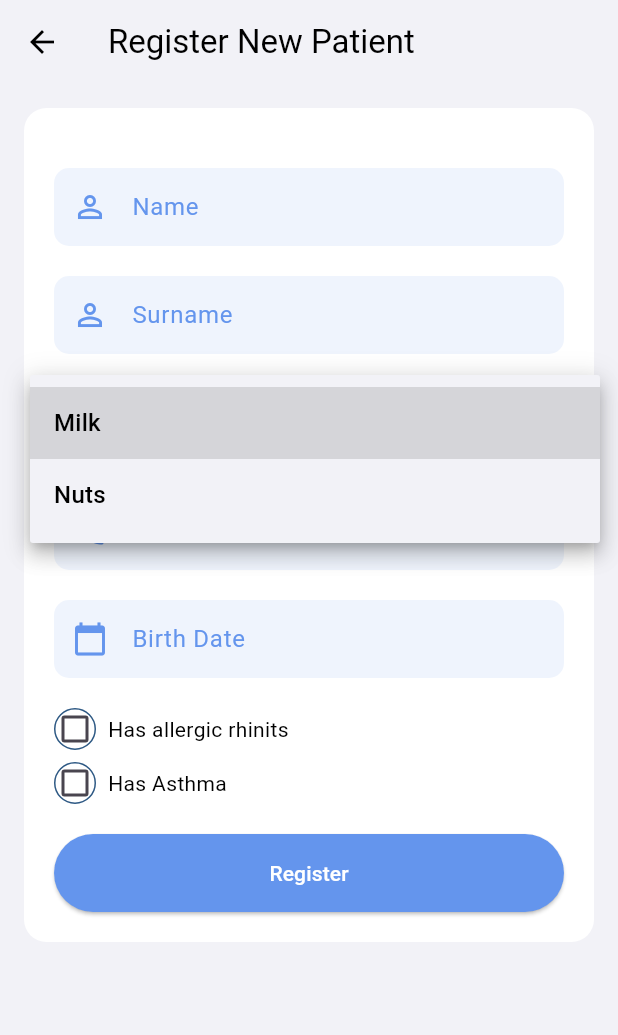
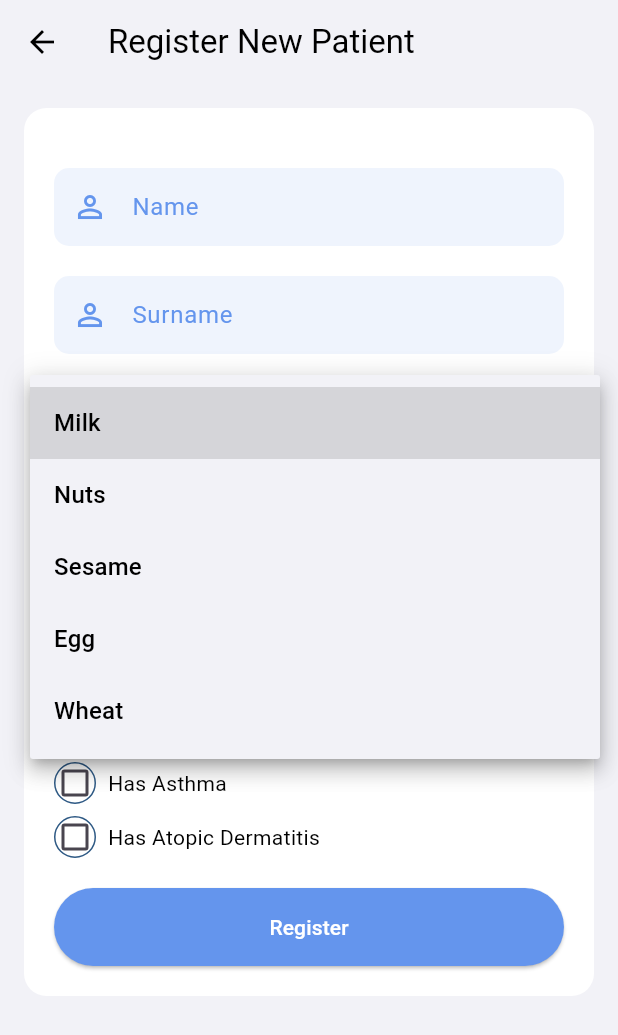
Before and after one commit to KeremTamirci/ImmunotherapyApp, a Flutter app: the NewPatientPage screen opened directly, after a tap on "Allergy Type", on a phone screen of 412 x 824 dp. Shown: the top 1035 px of the screen. Run offline on Flutter 3.47's test engine with Material 3 defaults, Android fonts, the phone set to English and light mode, and no system bars; our stand-ins replace accordion, cloud_firestore, firebase_auth, firebase_core, firebase_messaging, fl_chart and 6 more; missing offline and left inert: dart:ffi, flutter_material_pickers; accounts and stored records are empty; generated files the repository leaves out were written again; network calls fail.

Commit message:
allergy types added

```diff
--- a/immunotheraphy_app/lib/doctor/screens/new_patient_page.dart
+++ b/immunotheraphy_app/lib/doctor/screens/new_patient_page.dart
@@ -20,15 +20,15 @@ class NewPatientPage extends StatefulWidget {
 class _NewPatientPageState extends State<NewPatientPage> {
   TextEditingController _nameTextController = TextEditingController();
   TextEditingController _surnameTextController = TextEditingController();
-  TextEditingController _allergyTextController = TextEditingController();
   TextEditingController _phoneNumberTextController = TextEditingController();
   TextEditingController _dateOfBirthController = TextEditingController();
 
   String? _selectedAllergy;
-  List<String> _allergies = ['Milk', 'Nuts'];
+  String? _selectedSubAllergy;
 
   bool _hasAllergicRhinitis = false;
   bool _hasAsthma = false;
+  bool _hasAtopicDermatitis = false;
 
   final FirebaseAuth _auth = FirebaseAuth.instance;
   final CollectionReference _patientsCollection =
@@ -38,10 +38,26 @@ class _NewPatientPageState extends State<NewPatientPage> {
 
   @override
   Widget build(BuildContext context) {
+    List<String> _allergies = [
+      AppLocalizations.of(context)!.milk,
+      AppLocalizations.of(context)!.nuts,
+      AppLocalizations.of(context)!.sesame,
+      AppLocalizations.of(context)!.egg,
+      AppLocalizations.of(context)!.wheat,
+    ];
+
+    List<String> _pollenSubAllergies = [
+      AppLocalizations.of(context)!.almond,
+      AppLocalizations.of(context)!.walnut,
+      AppLocalizations.of(context)!.cashew,
+      AppLocalizations.of(context)!.pistachio,
+      AppLocalizations.of(context)!.hazelnut,
+      AppLocalizations.of(context)!.peanut,
+    ];
+
     return Scaffold(
       appBar: AppBar(
         title: Text(AppLocalizations.of(context)!.registerNewPatient),
-        // backgroundColor: hexStringToColor("6495ED"),
         surfaceTintColor: CupertinoColors.systemBackground,
       ),
       body: Padding(
@@ -70,7 +86,11 @@ class _NewPatientPageState extends State<NewPatientPage> {
                     _surnameTextController,
                   ),
                   const SizedBox(height: 20),
-                  _allergyDropdown(),
+                  _allergyDropdown(_allergies),
+                  if (_selectedAllergy == AppLocalizations.of(context)!.nuts)
+                    const SizedBox(height: 20),
+                  if (_selectedAllergy == AppLocalizations.of(context)!.nuts)
+                    _subAllergyDropdown(_pollenSubAllergies),
                   const SizedBox(height: 20),
                   _blueTextField(
                     AppLocalizations.of(context)!.phoneNumber,
@@ -107,6 +127,21 @@ class _NewPatientPageState extends State<NewPatientPage> {
                       ),
                       SizedBox(width: 8),
                       Text(AppLocalizations.of(context)!.hasAsthma),
+                    ],
+                  ),
+                  SizedBox(height: 8),
+                  Row(
+                    children: [
+                      FancyCheckbox(
+                        value: _hasAtopicDermatitis,
+                        onChanged: (value) {
+                          setState(() {
+                            _hasAtopicDermatitis = value!;
+                          });
+                        },
+                      ),
+                      SizedBox(width: 8),
+                      Text(AppLocalizations.of(context)!.hasAtopicDermatitis),
                     ],
                   ),
                   const SizedBox(height: 20),
@@ -157,7 +192,7 @@ class _NewPatientPageState extends State<NewPatientPage> {
     );
   }
 
-  Widget _allergyDropdown() {
+  Widget _allergyDropdown(List<String> _allergies) {
     return Container(
       decoration: BoxDecoration(
         color: hexStringToColor("6495ED").withOpacity(0.1),
@@ -184,6 +219,40 @@ class _NewPatientPageState extends State<NewPatientPage> {
         onChanged: (newValue) {
           setState(() {
             _selectedAllergy = newValue as String?;
+            _selectedSubAllergy = null; // Reset the sub-allergy selection
+          });
+        },
+      ),
+    );
+  }
+
+  Widget _subAllergyDropdown(List<String> _pollenSubAllergies) {
+    return Container(
+      decoration: BoxDecoration(
+        color: hexStringToColor("6495ED").withOpacity(0.1),
+        borderRadius: BorderRadius.circular(10),
+      ),
+      child: DropdownButtonFormField(
+        decoration: InputDecoration(
+          contentPadding: EdgeInsets.symmetric(horizontal: 20, vertical: 14),
+          hintText: AppLocalizations.of(context)!.selectSubcategory,
+          hintStyle: TextStyle(color: hexStringToColor("6495ED")),
+          border: InputBorder.none,
+          prefixIcon: Icon(
+            Icons.arrow_right,
+            color: hexStringToColor("6495ED"),
+          ),
+        ),
+        value: _selectedSubAllergy,
+        items: _pollenSubAllergies.map((subAllergy) {
+          return DropdownMenuItem(
+            child: Text(subAllergy),
+            value: subAllergy,
+          );
+        }).toList(),
+        onChanged: (newValue) {
+          setState(() {
+            _selectedSubAllergy = newValue as String?;
           });
         },
       ),
@@ -238,7 +307,9 @@ class _NewPatientPageState extends State<NewPatientPage> {
           _surnameTextController.text.isEmpty ||
           _phoneNumberTextController.text.isEmpty ||
           _selectedDateOfBirth == null ||
-          _selectedAllergy == null) {
+          _selectedAllergy == null ||
+          (_selectedAllergy == AppLocalizations.of(context)!.nuts &&
+              _selectedSubAllergy == null)) {
         ScaffoldMessenger.of(context).showSnackBar(
           SnackBar(
             content: Text(AppLocalizations.of(context)!.pleaseFill),
@@ -270,8 +341,10 @@ class _NewPatientPageState extends State<NewPatientPage> {
             _dateOfBirthController.clear();
             setState(() {
               _selectedAllergy = null;
+              _selectedSubAllergy = null;
               _hasAllergicRhinitis = false;
               _hasAsthma = false;
+              _hasAtopicDermatitis = false;
             });
           });
         } catch (e) {
--- a/immunotheraphy_app/lib/l10n/app_en.arb
+++ b/immunotheraphy_app/lib/l10n/app_en.arb
@@ -169,6 +169,18 @@
     "importantNotice1": "'It is currently past 19:00.",
     "importantNotice2": "It is not recommended to take the dose after 19:00. You can consider skipping today's dose.",
     "yourPatients": "Your Patients",
-    "otherPatients": "Other Patients"
+    "otherPatients": "Other Patients",
+    "sesame": "Sesame",
+    "egg": "Egg",
+    "wheat": "Wheat",
+    "almond": "Almond",
+    "walnut": "Walnut",
+    "cashew": "Cashew",
+    "pistachio": "Pistachio",
+    "hazelnut": "Hazelnut",
+    "peanut": "Peanut",
+    "selectSubcategory": "Select Subcategory",
+    "hasAtopicDermatitis": "Has Atopic Dermatitis"
+
 
 }
```
Also changed, not shown: immunotheraphy_app/lib/l10n/app_tr.arb (+13 -2 lines).
